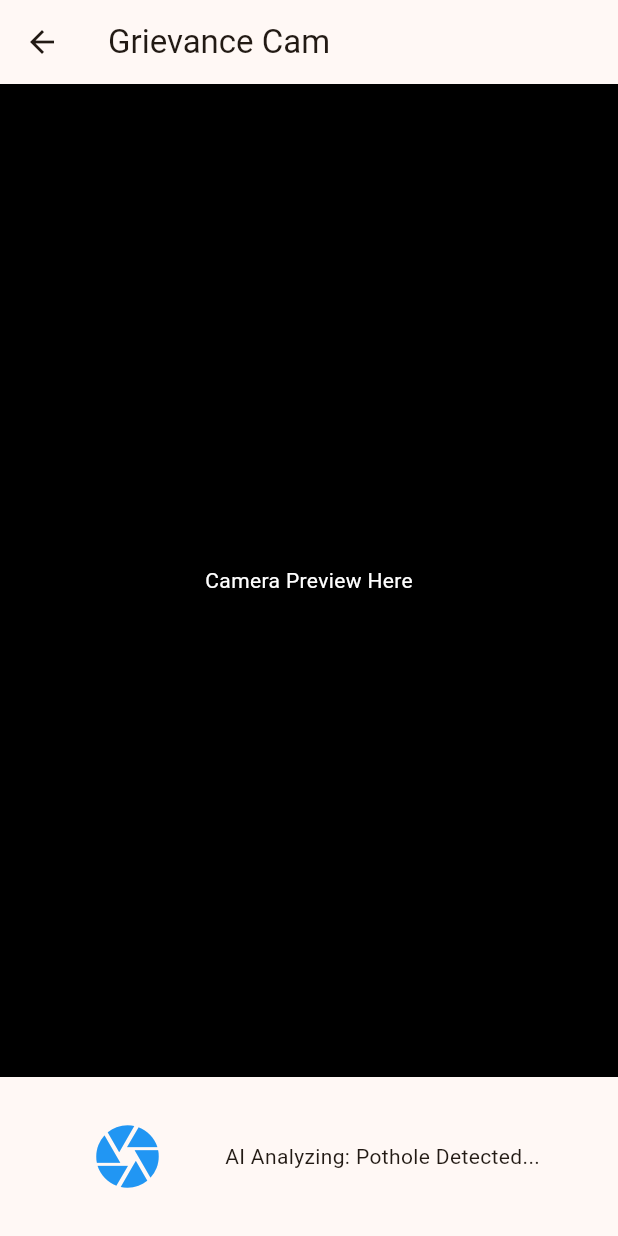
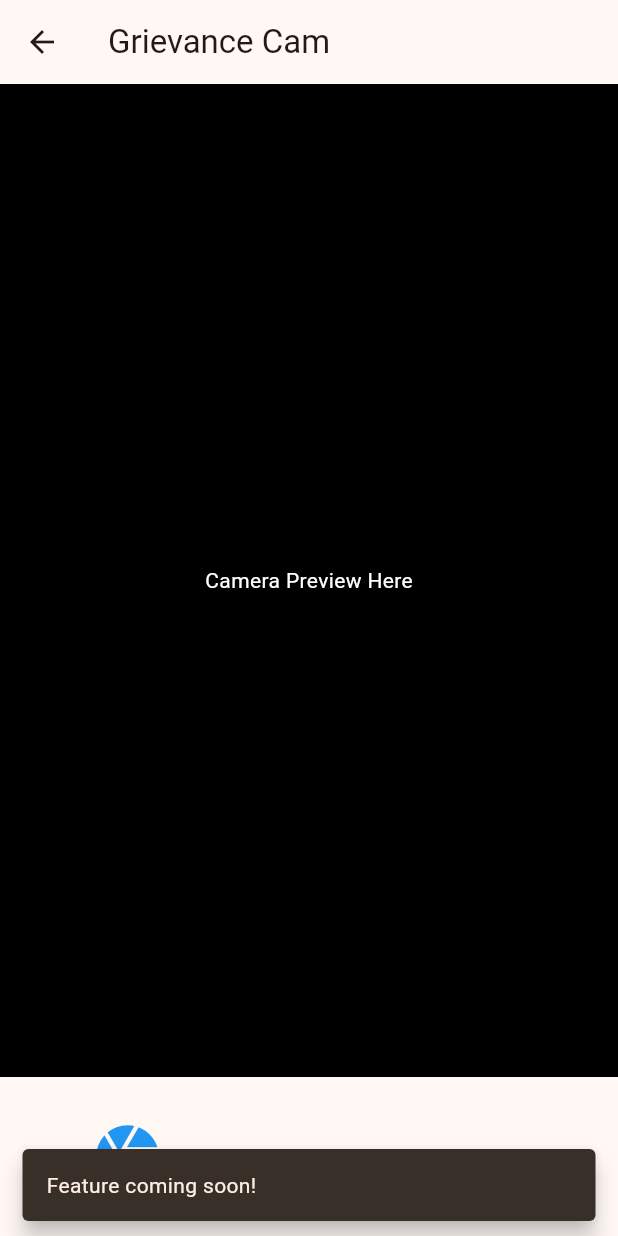
Before and after one commit to shadowcleets-new/CivicOS, a Flutter app: the GrievanceScreen screen opened directly, after a tap on the "camera" icon, on a phone screen of 412 x 824 dp. Run offline on Flutter 3.47's test engine with Material 3 defaults, Android fonts, the phone set to English and light mode, and no system bars.

Commit message:
Add transparent feedback to stubbed Grievance camera button

```diff
--- a/frontend/lib/screens/grievance_screen.dart
+++ b/frontend/lib/screens/grievance_screen.dart
@@ -14,7 +14,10 @@ class GrievanceScreen extends StatelessWidget {
             child: Container(
               color: Colors.black,
               child: const Center(
-                child: Text("Camera Preview Here", style: TextStyle(color: Colors.white)),
+                child: Text(
+                  "Camera Preview Here",
+                  style: TextStyle(color: Colors.white),
+                ),
               ),
             ),
           ),
@@ -24,9 +27,16 @@ class GrievanceScreen extends StatelessWidget {
               mainAxisAlignment: MainAxisAlignment.spaceEvenly,
               children: [
                 IconButton(
-                  onPressed: () {},
+                  onPressed: () {
+                    ScaffoldMessenger.of(context).showSnackBar(
+                      const SnackBar(
+                        content: Text("Feature coming soon!"),
+                        behavior: SnackBarBehavior.floating,
+                      ),
+                    );
+                  },
                   tooltip: 'Capture grievance photo',
-                  icon: const Icon(Icons.camera, size: 50, color: Colors.blue)
+                  icon: const Icon(Icons.camera, size: 50, color: Colors.blue),
                 ),
                 const Text("AI Analyzing: Pothole Detected..."),
               ],
```
Also changed, not shown: 1 other file.
